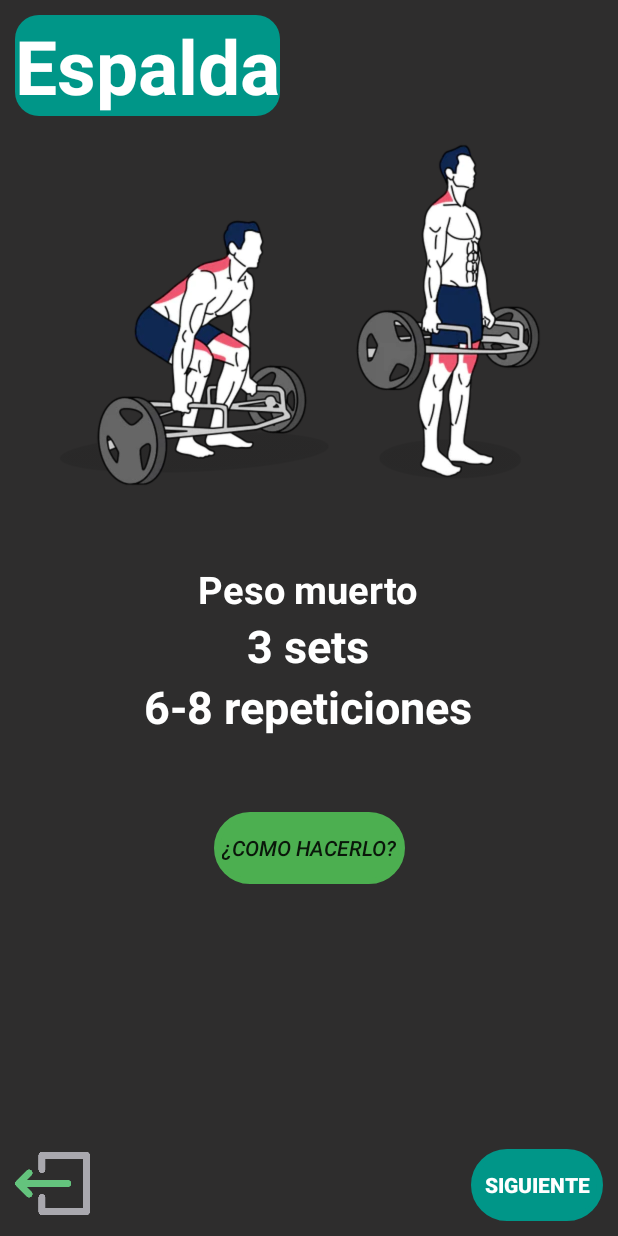
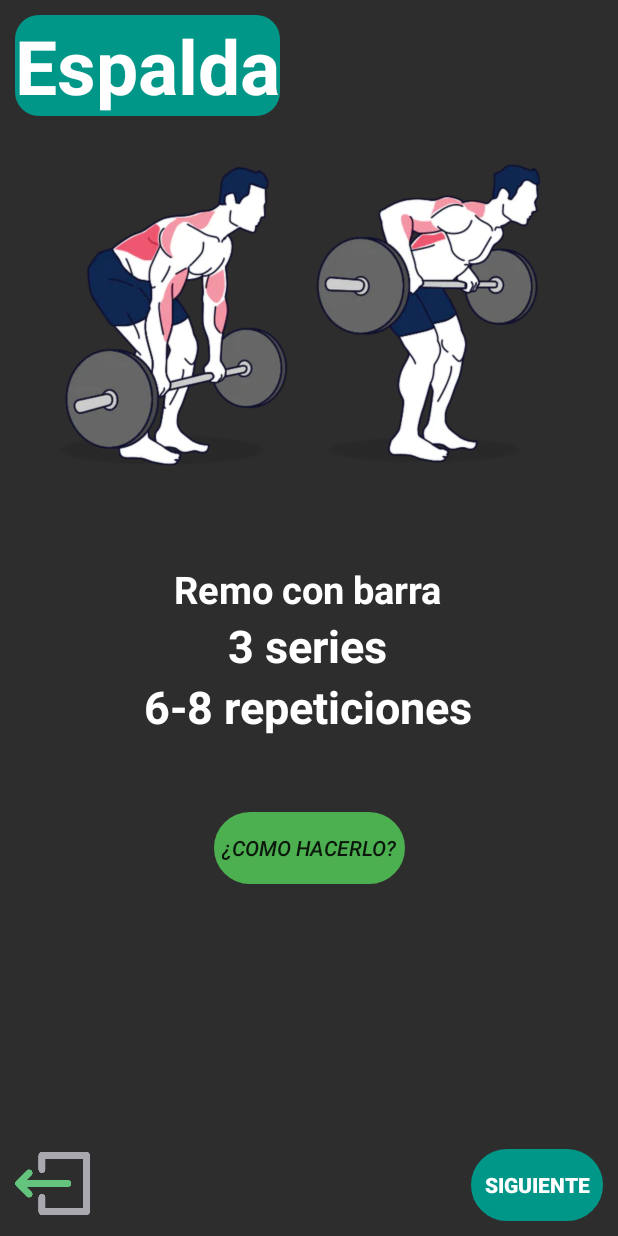
Before and after one commit to Priset/AppGym, an Android app: the ExerciseBackActivity screen opened directly, with no data from a screen before it, after a tap on "SIGUIENTE", on a phone screen of 412 x 824 dp. Run offline under Robolectric (Android 15) with nearby library versions, the light colour scheme and no system bars.

Commit message:
Commit of 16/12/2022 at 02:10 hours clear the screens

```diff
--- a/app/src/main/java/com/grupoe/runconcola/activity/armsActivity/ExerciseArmsActivity.kt
+++ b/app/src/main/java/com/grupoe/runconcola/activity/armsActivity/ExerciseArmsActivity.kt
@@ -40,7 +40,6 @@ class ExerciseArmsActivity : AppCompatActivity() {
 
     fun listArm():List<Exercise>{
         val mutableList = mutableListOf<Exercise>(
-            Exercise("Brazos", R.drawable.arms1, "Extensiones de Triceps", "3 series","12 repeticiones"),
             Exercise("Brazos", R.drawable.arms2, "Curl de Bicep con Barra", "3 series", "12 repeticiones"),
             Exercise("Brazos", R.drawable.arms3, "Fondos Triceps", "3 series", "8-12 repeticiones"),
             Exercise("Brazos", R.drawable.arms4, "Curl de Bicep con mancuerna", "3 series", "12 repeticiones"),
--- a/app/src/main/java/com/grupoe/runconcola/activity/backActivity/ExerciseBackActivity.kt
+++ b/app/src/main/java/com/grupoe/runconcola/activity/backActivity/ExerciseBackActivity.kt
@@ -37,12 +37,11 @@ class ExerciseBackActivity : AppCompatActivity() {
 
     fun listBack():List<Exercise>{
         val mutableList = mutableListOf<Exercise>(
-            Exercise("Espalda", R.drawable.back1, "Peso muerto", "3 sets", "6-8 repeticiones"),
-            Exercise("Espalda", R.drawable.back2, "Remo con barra", "3 sets", "6-8 repeticiones"),
-            Exercise("Espalda", R.drawable.back3, "Remo con mancuerna", "3 sets", "10-12 repeticiones"),
-            Exercise("Espalda", R.drawable.back4, "Jalon al pecho", "3 sets", "15 repeticiones"),
-            Exercise("Espalda", R.drawable.back5, "Encogimientos", "3 sets", "15 repeticiones"),
-            Exercise("Espalda", R.drawable.back6, "Pull Over con mancuerna", "2 sets", "12 repeticiones")
+            Exercise("Espalda", R.drawable.back2, "Remo con barra", "3 series", "6-8 repeticiones"),
+            Exercise("Espalda", R.drawable.back3, "Remo con mancuerna", "3 series", "10-12 repeticiones"),
+            Exercise("Espalda", R.drawable.back4, "Jalon al pecho", "3 series", "15 repeticiones"),
+            Exercise("Espalda", R.drawable.back5, "Encogimientos", "3 series", "15 repeticiones"),
+            Exercise("Espalda", R.drawable.back6, "Pull Over con mancuerna", "2 series", "12 repeticiones")
         )
         return mutableList
     }
--- a/app/src/main/java/com/grupoe/runconcola/activity/chestActivity/ExerciseChestActivity.kt
+++ b/app/src/main/java/com/grupoe/runconcola/activity/chestActivity/ExerciseChestActivity.kt
@@ -38,7 +38,6 @@ class ExerciseChestActivity : AppCompatActivity() {
 
     fun listChest():List<Exercise>{
         val mutableList = mutableListOf<Exercise>(
-            Exercise("Pecho", R.drawable.chest1, "Press de banca", "3 series", "12 repeticiones"),
             Exercise("Pecho", R.drawable.chest2, "Press inclinado", "3 series", "9-12 repeticiones"),
             Exercise("Pecho", R.drawable.chest3, "Apertura con mancuernas", "3 series", "10-12 repeticiones"),
             Exercise("Pecho", R.drawable.chest4, "Fondos en paralelas", "3 series", "12-14 repeticiones"),
--- a/app/src/main/java/com/grupoe/runconcola/activity/legsActivity/ExerciseLegsActivity.kt
+++ b/app/src/main/java/com/grupoe/runconcola/activity/legsActivity/ExerciseLegsActivity.kt
@@ -37,7 +37,6 @@ class ExerciseLegsActivity : AppCompatActivity() {
 
     fun listLegs() :List<Exercise>{
         val mutableList = mutableListOf<Exercise>(
-            Exercise("Piernas", R.drawable.legs1, "Back Squad", "4 series", "6-8 repeticiones"),
             Exercise("Piernas", R.drawable.legs2, "Prensa cuadriceps", "5 series", "10 repeticiones"),
             Exercise("Piernas", R.drawable.legs3, "Curl de femoral", "3 series", "10-12 repeticiones"),
             Exercise("Piernas", R.drawable.legs4, "Zancadas con mancuerna", "4 series", "20 repeticiones"),
```
